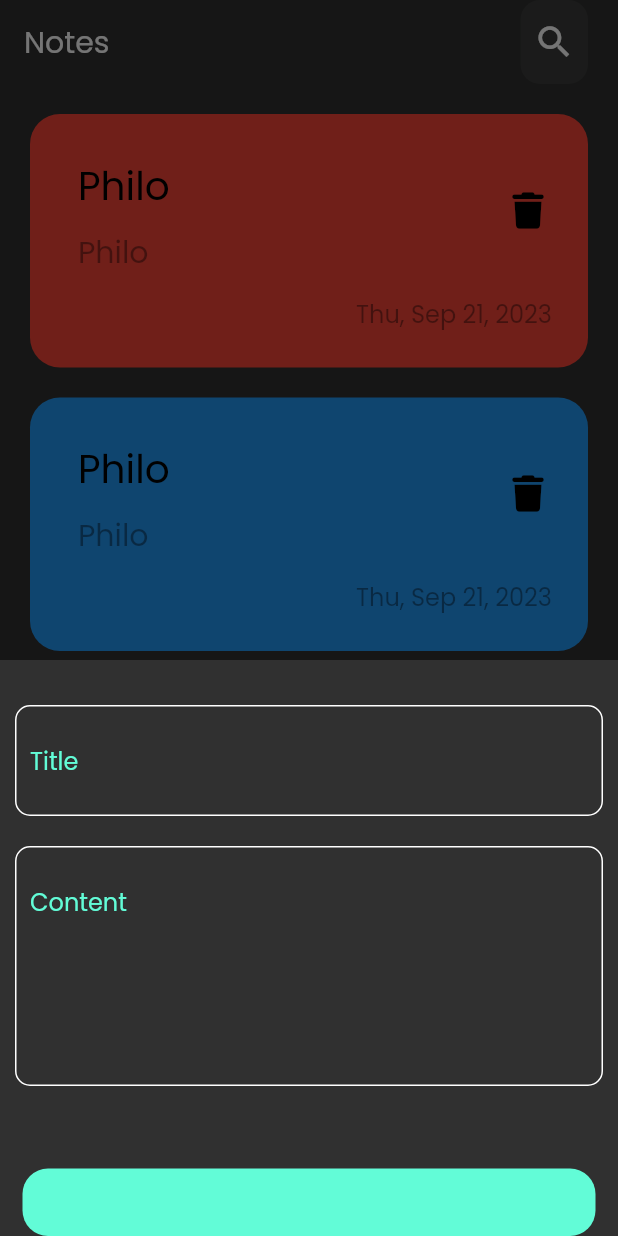
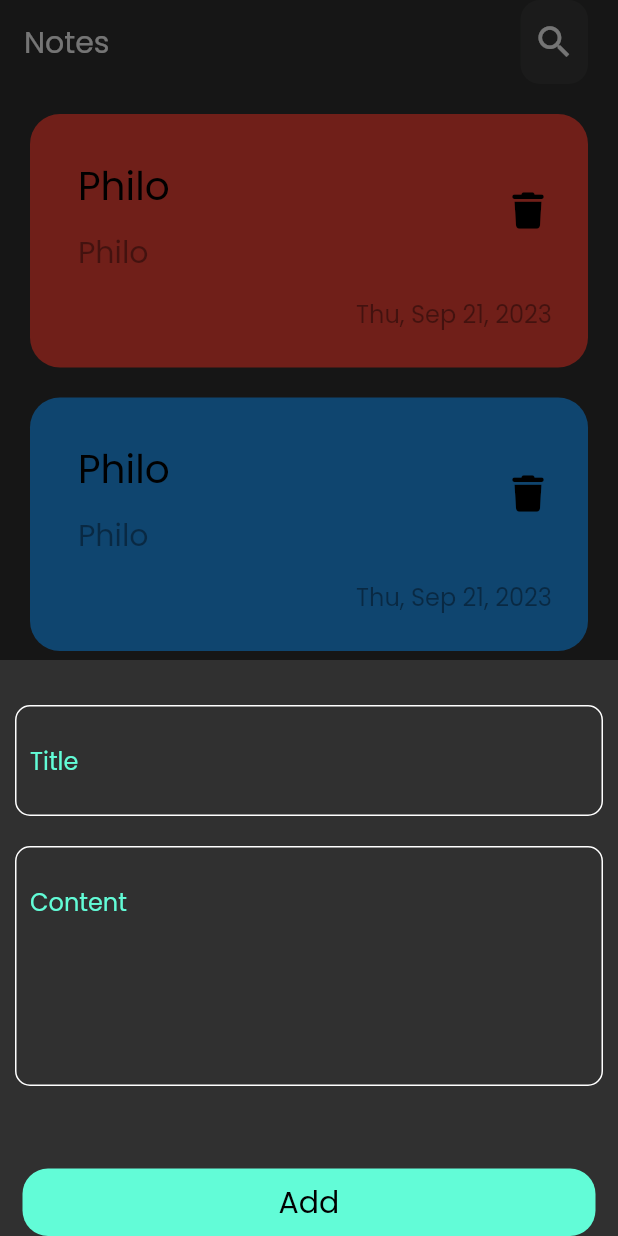
Before and after one commit to PhilopateerMoheb1/NotesApp, a Flutter app: the screen it shows after launch, after a tap on the "add" icon, on a phone screen of 412 x 824 dp. Run offline on Flutter 3.47's test engine with Material 2 defaults, Android fonts, the phone set to English and light mode, and no system bars; our stand-ins replace bloc, font_awesome_flutter, hive, hive_flutter; missing offline and left inert: dart:ffi; accounts and stored records are empty.

Commit message:
Feat:Validators in textformfields & create cubits

```diff
--- /dev/null
+++ b/lib/Cubits/AddNoteCubit/add_note_cubit_cubit.dart
@@ -0,0 +1,8 @@
+import 'package:bloc/bloc.dart';
+import 'package:meta/meta.dart';
+
+part 'add_note_cubit_state.dart';
+
+class AddNoteCubitCubit extends Cubit<AddNoteCubitState> {
+  AddNoteCubitCubit() : super(AddNoteCubitInitial());
+}
--- /dev/null
+++ b/lib/Cubits/AddNoteCubit/add_note_cubit_state.dart
@@ -0,0 +1,6 @@
+part of 'add_note_cubit_cubit.dart';
+
+@immutable
+sealed class AddNoteCubitState {}
+
+final class AddNoteCubitInitial extends AddNoteCubitState {}
--- a/lib/Widgets/AddNoteBottomSheet.dart
+++ b/lib/Widgets/AddNoteBottomSheet.dart
@@ -16,6 +16,7 @@ class AddNoteBottomSheetWidget extends StatelessWidget {
       child: TextFieldFormWidget(
         firstTextFieldHintText: "Title",
         secondTextFieldHintText: "Content",
+        textButton: "Add",
       ),
     );
   }
--- a/lib/Widgets/CustomTextFieldBottom.dart
+++ b/lib/Widgets/CustomTextFieldBottom.dart
@@ -11,13 +11,21 @@ class CustomTextFieldBottomSheet extends StatelessWidget {
     super.key,
     this.hintText,
     this.maxLines = 1,
+    this.onSaved,
   });
   final String? hintText;
   final int? maxLines;
+  final Function(String?)? onSaved;
 
   @override
   Widget build(BuildContext context) {
-    return TextField(
+    return TextFormField(
+      validator: (value) {
+        if (value?.isEmpty ?? true) {
+          return "Field is required";
+        }
+      },
+      onSaved: onSaved,
       textAlignVertical: TextAlignVertical.bottom,
       maxLines: maxLines,
       decoration: InputDecoration(
--- a/lib/Widgets/TextFieldFormWidget.dart
+++ b/lib/Widgets/TextFieldFormWidget.dart
@@ -4,7 +4,7 @@ import 'package:notesapp/constants.dart';
 
 import 'CustomWideButton.dart';
 
-class TextFieldFormWidget extends StatelessWidget {
+class TextFieldFormWidget extends StatefulWidget {
   const TextFieldFormWidget({
     super.key,
     this.firstTextFieldHintText,
@@ -16,8 +16,23 @@ class TextFieldFormWidget extends StatelessWidget {
   final String? textButton;
 
   @override
+  State<TextFieldFormWidget> createState() => _TextFieldFormWidgetState();
+}
+
+class _TextFieldFormWidgetState extends State<TextFieldFormWidget> {
+  String? title;
+  String? subTitle;
+
+  GlobalKey<FormState> formkey = GlobalKey();
+
+  AutovalidateMode autovalidateMode = AutovalidateMode.disabled;
+
+  @override
   Widget build(BuildContext context) {
-    return Column(
+    return Form(
+      key: formkey,
+      autovalidateMode: autovalidateMode,
+      child: Column(
         children: [
           const SizedBox(
             height: 20,
@@ -25,25 +40,40 @@ class TextFieldFormWidget extends StatelessWidget {
           Padding(
             padding: const EdgeInsets.all(10.0),
             child: CustomTextFieldBottomSheet(
-            hintText: firstTextFieldHintText ?? " ",
+              hintText: widget.firstTextFieldHintText ?? " ",
               maxLines: 1,
+              onSaved: (value) {
+                title = value;
+              },
             ),
           ),
           Padding(
             padding: const EdgeInsets.all(10.0),
             child: CustomTextFieldBottomSheet(
-            hintText: secondTextFieldHintText ?? " ",
+              hintText: widget.secondTextFieldHintText ?? " ",
               maxLines: 5,
+              onSaved: (value) {
+                subTitle = value;
+              },
             ),
           ),
           const SizedBox(
             height: 45,
           ),
           CustomWideButton(
-          buttonText: textButton ?? " ",
+            onTap: () {
+              if (formkey.currentState!.validate()) {
+                formkey.currentState!.save();
+              } else {
+                autovalidateMode = AutovalidateMode.always;
+                setState(() {});
+              }
+            },
+            buttonText: widget.textButton ?? " ",
             backgroundColorButton: kprimayColor,
           )
         ],
+      ),
     );
   }
 }
--- a/pubspec.yaml
+++ b/pubspec.yaml
@@ -28,6 +28,7 @@ environment:
 # the latest version available on pub.dev. To see which dependencies have newer
 # versions available, run `flutter pub outdated`.
 dependencies:
+  bloc: ^8.1.2
   cupertino_icons: ^1.0.2
   flutter:
     sdk: flutter
```
Also changed, not shown: pubspec.lock. Lines whose indentation alone changed are shown as unchanged.
